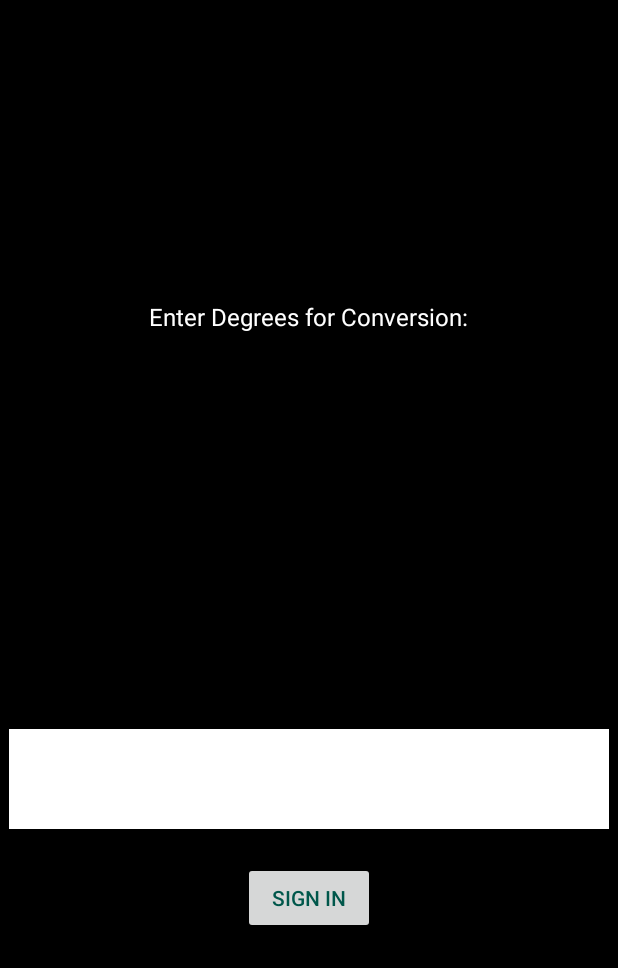
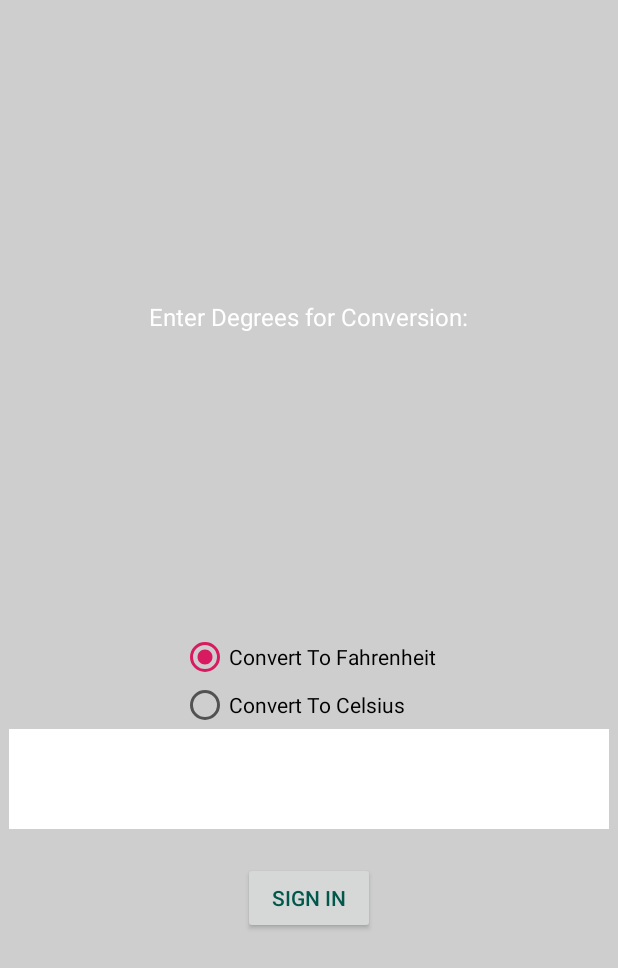
Before and after one commit to dgaisan/simple-android-celsius-to-fahrenheit, an Android app: the ActivityConverter screen opened directly, with no data from a screen before it, on a phone screen of 412 x 824 dp. Shown: the top 968 px of the screen. Run offline under Robolectric (Android 15) with nearby library versions, the phone set to English and light mode, and no system bars.

Commit message:
adding converter controls logic

```diff
--- a/app/src/main/java/com/me/celcius_to_farenheit/ActivityConverter.java
+++ b/app/src/main/java/com/me/celcius_to_farenheit/ActivityConverter.java
@@ -1,13 +1,18 @@
 package com.me.celcius_to_farenheit;
 
 import android.app.Activity;
-import android.content.Intent;
 import android.os.Bundle;
 import android.view.View;
 import android.widget.Button;
 import android.widget.EditText;
+import android.widget.RadioGroup;
+import android.widget.TextView;
 
 public class ActivityConverter extends Activity {
+
+    private TextView resultView;
+    private EditText text;
+    private Boolean isCelsius = true;
 
     @Override
     protected void onCreate(Bundle bundle) {
@@ -18,6 +23,44 @@ public class ActivityConverter extends Activity {
     }
 
     private void initControls() {
+        final Button submit = findViewById(R.id.converter_activity_submit);
+        final RadioGroup radioGroup = findViewById(R.id.converter_radiogroup);
+        text = findViewById(R.id.converter_activity_text_edit);
+        resultView = findViewById(R.id.converter_activity_results);
 
+        radioGroup.setOnCheckedChangeListener(new RadioGroup.OnCheckedChangeListener() {
+            @Override
+            public void onCheckedChanged(RadioGroup group, int checkedId) {
+                isCelsius = group.getCheckedRadioButtonId() == R.id.converter_set_celsius;
+                //if ()
+            }
+        });
+
+        submit.setOnClickListener(new View.OnClickListener() {
+            @Override
+            public void onClick(View v) {
+                renderResult();
+            }
+        });
+    }
+
+    private void renderResult() {
+        String textValue = text.getText().toString();
+
+        if (textValue == "" || textValue.isEmpty()) {
+            // No value, nothing to calculate
+            resultView.setText("");
+            return;
+        }
+
+        Double value = Double.valueOf(textValue);
+        String result = "";
+
+        if (isCelsius) {
+           // result = String.valueOf(value )
+        } else {
+
+        }
+        resultView.setText(result);
     }
 }
--- a/app/src/main/res/layout/activity_converter.xml
+++ b/app/src/main/res/layout/activity_converter.xml
@@ -4,7 +4,7 @@
     android:layout_height="match_parent"
     android:orientation="vertical"
     android:gravity="center"
-    android:background="@color/black"
+    android:background="@color/grey"
     tools:context=".ActivityConverter">
 
     <TextView
@@ -17,12 +17,18 @@
         android:layout_height="wrap_content" />
 
     <RadioGroup
+        android:id="@+id/converter_radiogroup"
         android:layout_width="wrap_content"
         android:layout_height="wrap_content">
         <RadioButton
+            android:id="@+id/converter_set_celsius"
+            android:text="@string/set_celsius"
+            android:checked="true"
             android:layout_width="wrap_content"
             android:layout_height="wrap_content" />
         <RadioButton
+            android:id="@+id/converter_set_fahrenheit"
+            android:text="@string/set_fahrenheit"
             android:layout_width="wrap_content"
             android:layout_height="wrap_content" />
     </RadioGroup>
--- a/app/src/main/res/values/colors.xml
+++ b/app/src/main/res/values/colors.xml
@@ -5,5 +5,7 @@
     <color name="colorAccent">#D81B60</color>
 
     <color name="black">#000</color>
+    <color name="grey">#CECECE</color>
     <color name="white">#FFF</color>
+
 </resources>
--- a/app/src/main/res/values/strings.xml
+++ b/app/src/main/res/values/strings.xml
@@ -8,5 +8,7 @@
     <string name="main_activity_password_invalid">Invalid Password</string>
 
     <string name="converter_activity_text">Enter Degrees for Conversion:</string>
+    <string name="set_celsius">Convert To Fahrenheit</string>
+    <string name="set_fahrenheit">Convert To Celsius</string>
 
 </resources>
```
